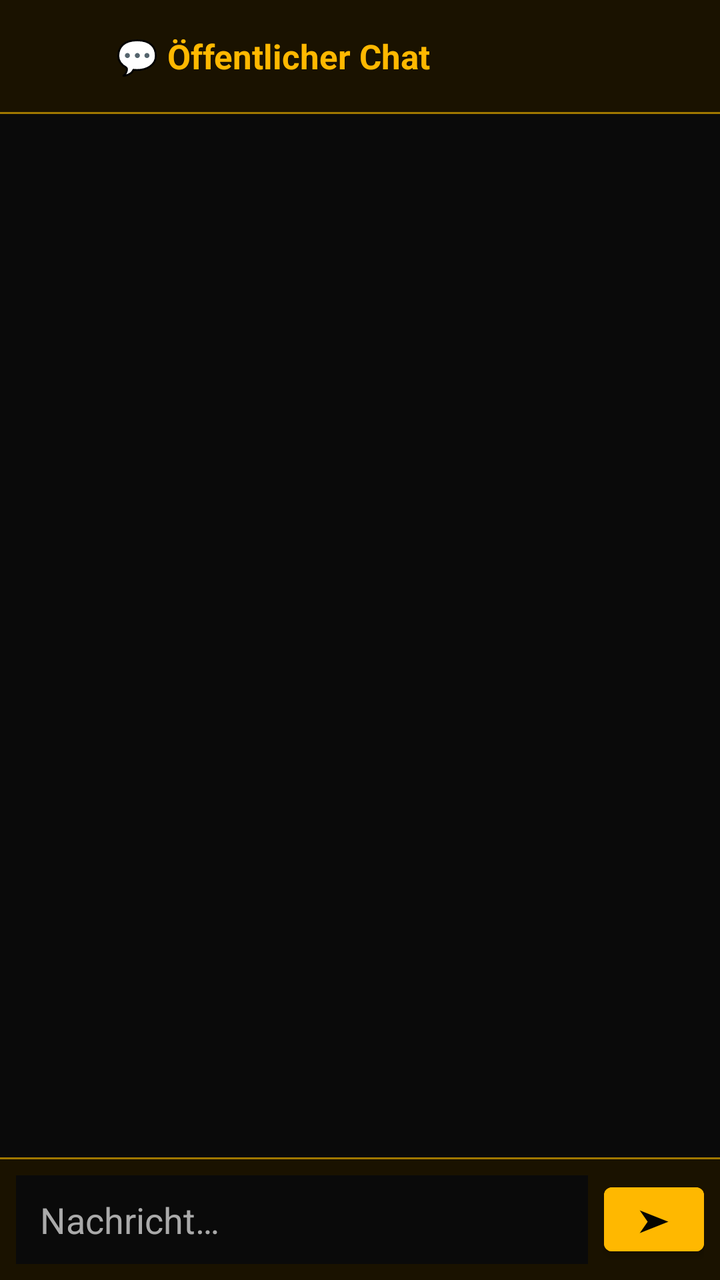
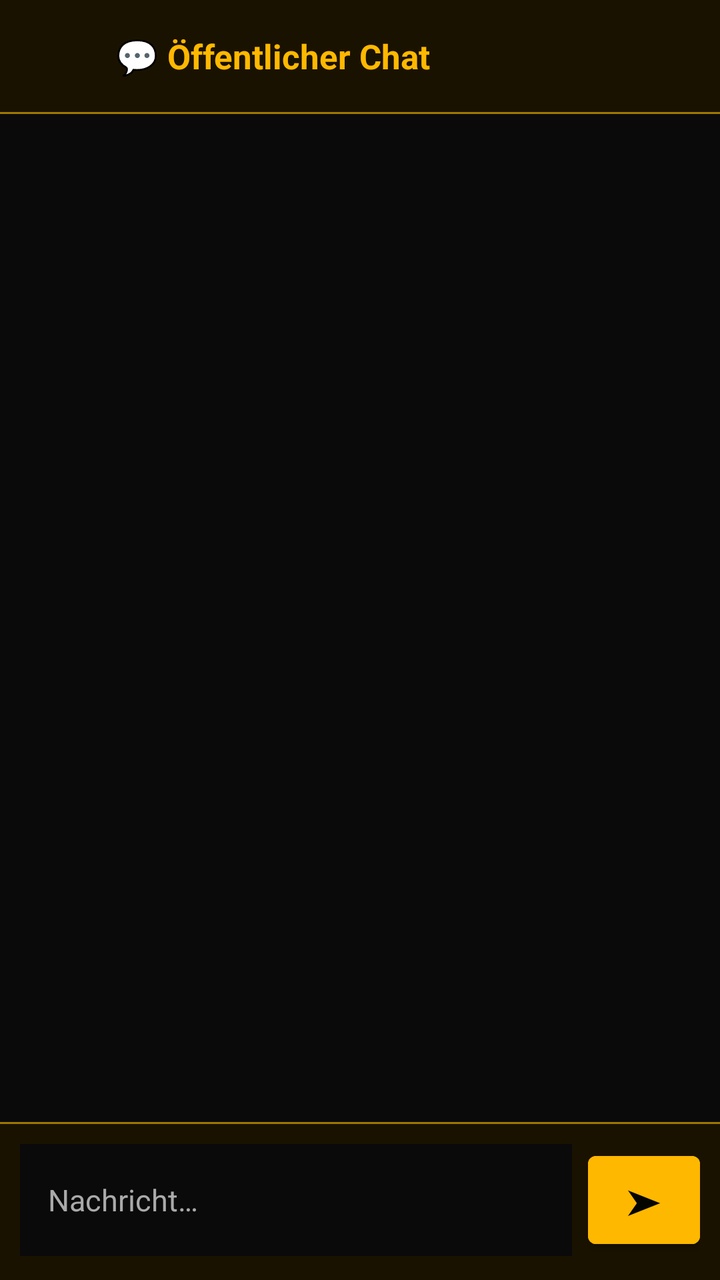

Two renders of the same Android screen: before a commit and after it. Below are the layout's source before the change and the commit's diff.
<!-- AndroidManifest.xml: application theme Theme.BAF -->
<!-- res/layout/fragment_chat.xml -->
<?xml version="1.0" encoding="utf-8"?>
<LinearLayout xmlns:android="http://schemas.android.com/apk/res/android"
    android:layout_width="match_parent"
    android:layout_height="match_parent"
    android:orientation="vertical"
    android:background="@color/baf_background">

    
    <LinearLayout
        android:layout_width="match_parent"
        android:layout_height="56dp"
        android:orientation="horizontal"
        android:background="@color/baf_card"
        android:gravity="center_vertical"
        android:padding="12dp">

        <TextView
            android:id="@+id/chatBackButton"
            android:layout_width="wrap_content"
            android:layout_height="wrap_content"
            android:text="←"
            android:textColor="@color/baf_gold"
            android:textSize="22sp"
            android:padding="8dp"
            android:clickable="true"
            android:focusable="true"/>

        <TextView
            android:layout_width="wrap_content"
            android:layout_height="wrap_content"
            android:text="💬 Öffentlicher Chat"
            android:textColor="@color/baf_gold"
            android:textSize="17sp"
            android:textStyle="bold"
            android:layout_marginStart="8dp"/>

    </LinearLayout>

    <View
        android:layout_width="match_parent"
        android:layout_height="1dp"
        android:background="@color/baf_gold_dark"/>

    
    <androidx.recyclerview.widget.RecyclerView
        android:id="@+id/chatRecyclerView"
        android:layout_width="match_parent"
        android:layout_height="0dp"
        android:layout_weight="1"
        android:padding="8dp"
        android:clipToPadding="false"
        android:background="@color/baf_background"/>

    <View
        android:layout_width="match_parent"
        android:layout_height="1dp"
        android:background="@color/baf_gold_dark"/>

    
    <LinearLayout
        android:layout_width="match_parent"
        android:layout_height="wrap_content"
        android:orientation="horizontal"
        android:background="@color/baf_card"
        android:paddingStart="8dp"
        android:paddingEnd="8dp"
        android:paddingTop="8dp"
        android:paddingBottom="8dp"
        android:gravity="center_vertical">

        <EditText
            android:id="@+id/chatInput"
            android:layout_width="0dp"
            android:layout_height="wrap_content"
            android:layout_weight="1"
            android:minHeight="44dp"
            android:hint="Nachricht…"
            android:textColor="@color/baf_text_primary"
            android:textColorHint="@color/baf_text_secondary"
            android:background="@color/baf_background"
            android:paddingStart="12dp"
            android:paddingEnd="12dp"
            android:paddingTop="10dp"
            android:paddingBottom="10dp"
            android:inputType="textMultiLine|textCapSentences"
            android:maxLines="4"
            android:imeOptions="actionSend"/>

        <Button
            android:id="@+id/chatSendButton"
            android:layout_width="50dp"
            android:layout_height="44dp"
            android:text="➤"
            android:textColor="@color/baf_black"
            android:textSize="16sp"
            android:layout_marginStart="8dp"
            android:backgroundTint="@color/baf_gold"/>

    </LinearLayout>

</LinearLayout>
<!-- resources referenced by this layout -->
<resources>
  <color name="baf_background">#0A0A0A</color>
  <color name="baf_black">#050500</color>
  <color name="baf_card">#1A1200</color>
  <color name="baf_gold">#FFB800</color>
  <color name="baf_gold_dark">#A07800</color>
  <color name="baf_text_primary">#FFFFFF</color>
  <color name="baf_text_secondary">#AAAAAA</color>
  <style name="Theme.BAF" parent="Theme.MaterialComponents.DayNight.NoActionBar">
          <item name="colorPrimary">@color/baf_gold</item>
          <item name="colorPrimaryVariant">@color/baf_gold_dark</item>
          <item name="colorOnPrimary">@color/baf_black</item>
          <item name="colorSecondary">@color/baf_gold</item>
          <item name="colorOnSecondary">@color/baf_black</item>
          <item name="android:windowBackground">@color/baf_background</item>
          <item name="android:statusBarColor">@color/baf_black</item>
          <item name="android:navigationBarColor">@color/baf_black</item>
      </style>
</resources>

<!-- the commit's change to res/layout/fragment_chat.xml (unified diff, before → after) -->
@@ -62,37 +62,37 @@
         android:layout_height="wrap_content"
         android:orientation="horizontal"
         android:background="@color/baf_card"
-        android:paddingStart="8dp"
-        android:paddingEnd="8dp"
-        android:paddingTop="8dp"
-        android:paddingBottom="8dp"
+        android:paddingStart="10dp"
+        android:paddingEnd="10dp"
+        android:paddingTop="10dp"
+        android:paddingBottom="12dp"
         android:gravity="center_vertical">
 
         <EditText
             android:id="@+id/chatInput"
             android:layout_width="0dp"
-            android:layout_height="wrap_content"
+            android:layout_height="56dp"
             android:layout_weight="1"
-            android:minHeight="44dp"
             android:hint="Nachricht…"
             android:textColor="@color/baf_text_primary"
             android:textColorHint="@color/baf_text_secondary"
+            android:textSize="15sp"
             android:background="@color/baf_background"
-            android:paddingStart="12dp"
-            android:paddingEnd="12dp"
-            android:paddingTop="10dp"
-            android:paddingBottom="10dp"
+            android:paddingStart="14dp"
+            android:paddingEnd="14dp"
+            android:paddingTop="12dp"
+            android:paddingBottom="12dp"
             android:inputType="textMultiLine|textCapSentences"
             android:maxLines="4"
             android:imeOptions="actionSend"/>
 
         <Button
             android:id="@+id/chatSendButton"
-            android:layout_width="50dp"
-            android:layout_height="44dp"
+            android:layout_width="56dp"
+            android:layout_height="56dp"
             android:text="➤"
             android:textColor="@color/baf_black"
-            android:textSize="16sp"
+            android:textSize="18sp"
             android:layout_marginStart="8dp"
             android:backgroundTint="@color/baf_gold"/>
 
